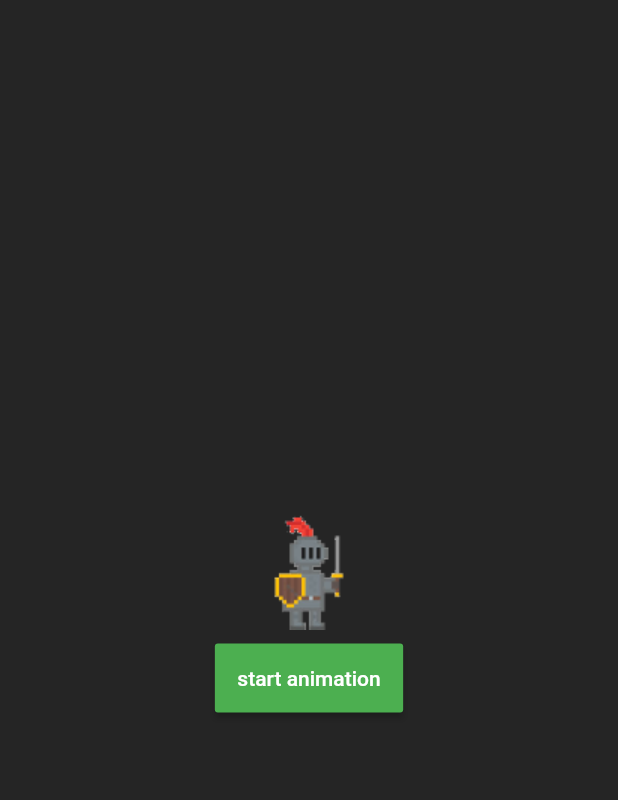
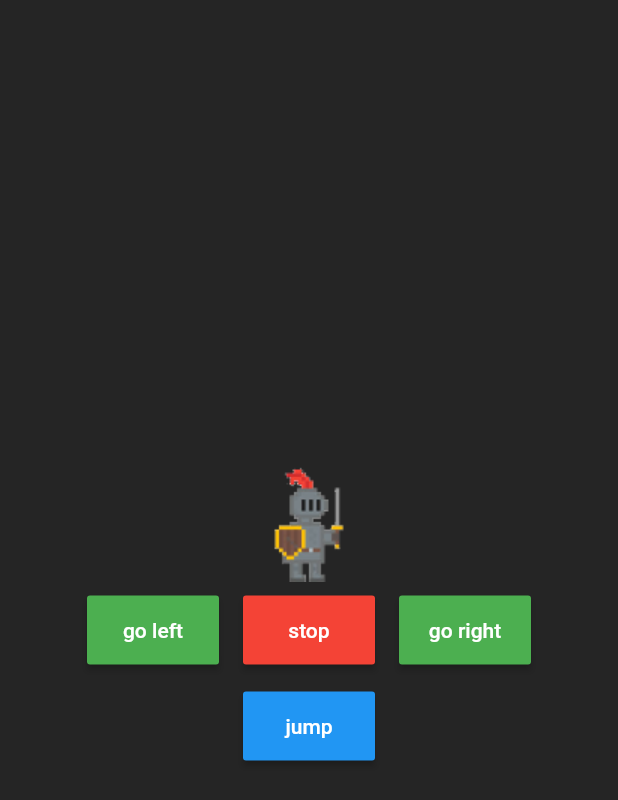
Before and after one commit to Guilherme-Calland/a3_game, a Flutter app: the screen it shows after launch, on a phone screen of 412 x 824 dp. Shown: the top 800 px of the screen. Run offline on Flutter 3.47's test engine with Material 2 defaults, Android fonts, the light colour scheme and no system bars.

Commit message:
andando p esquerda e direita feito um mocinho

```diff
--- a/lib/main.dart
+++ b/lib/main.dart
@@ -22,13 +22,15 @@ class _HomeState extends State<Home> with SingleTickerProviderStateMixin{
   void initState() {
     super.initState();
     animationController = AnimationController(
-      duration: Duration(milliseconds: 1000),
-      vsync: this
+      duration: Duration(milliseconds: 2000),
+      vsync: this,
+      //between 0 and 1
+      value: 0.5
     );
 
     animation = Tween<double>(
-      begin: 0.0,
-      end: 5.0
+      begin: -200.0,
+      end: 200.0,
     ).animate(animationController)
     ..addListener(() {
       setState(() {
@@ -40,29 +42,55 @@ class _HomeState extends State<Home> with SingleTickerProviderStateMixin{
 
   @override
   Widget build(BuildContext context) {
+
+    print(animation.value);
+
     return Scaffold(
       backgroundColor: Color(0xff252525) ,
       body: Column(
         mainAxisAlignment: MainAxisAlignment.center,
         children: <Widget>[
           Center(
-            child: Transform.scale(
-              scale: 1 + animation.value,
+            child: Transform.translate(
+              offset: Offset(animation.value, 0),
               child: Image.asset(
                 'images/knight.png'
               )
             )
           ),
+          Row(
+            mainAxisAlignment: MainAxisAlignment.center,
+            children: <Widget>[
+              GameButton(
+                title: 'go left',
+                color: Colors.green,
+                onPressed: (){
+                  animationController.reverse();
+                }
+              ),
+              GameButton(
+                title: 'stop',
+                color: Colors.red,
+                onPressed: (){
+                  animationController.stop();
+                }
+              ),
+              GameButton(
+                title: 'go right',
+                color: Colors.green,
+                onPressed: (){
+                  animationController.forward();
+                }
+              ),
+            ],
+          ),
           GameButton(
-            title: 'start animation',
-            color: Colors.green,
+            title: 'jump',
+            color: Colors.blue,
             onPressed: (){
-              animation.value == 0 ?
-              animationController.forward() :
-              animationController.reverse(from: animation.value/5);
-            },
-
-          )
+              animationController.forward();
+            }
+          ),
         ],
       )
     );
```
